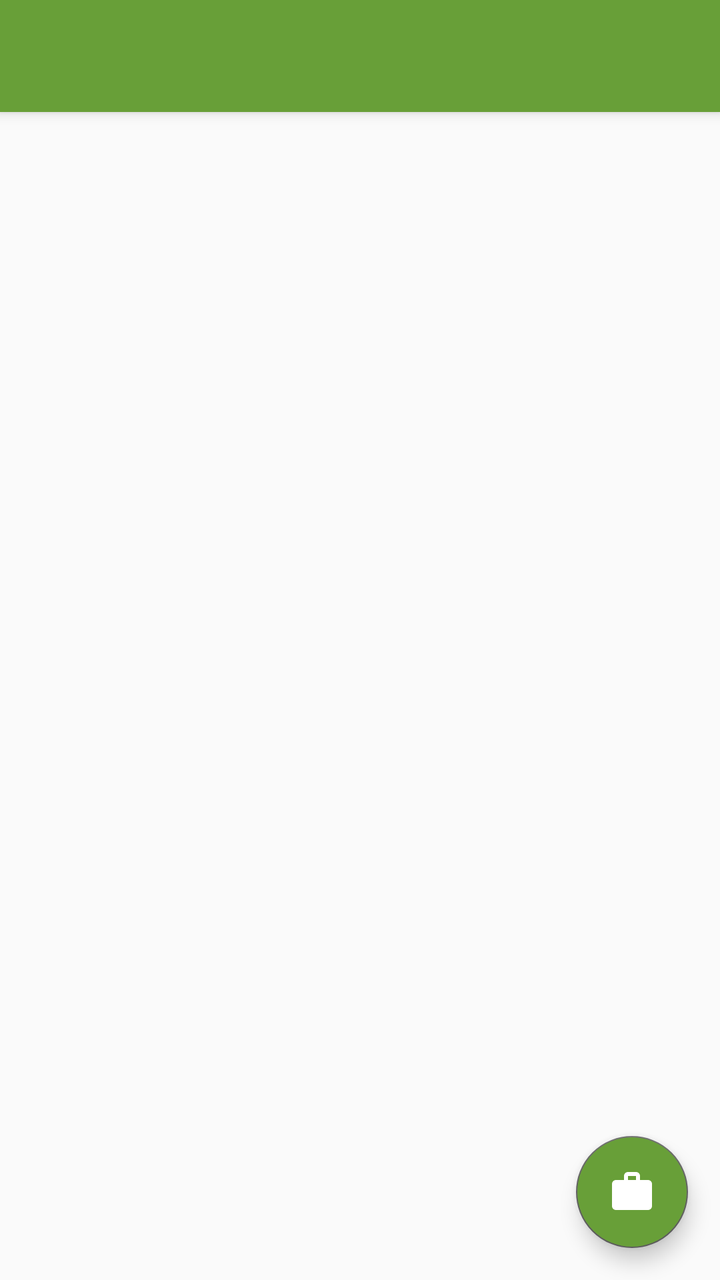
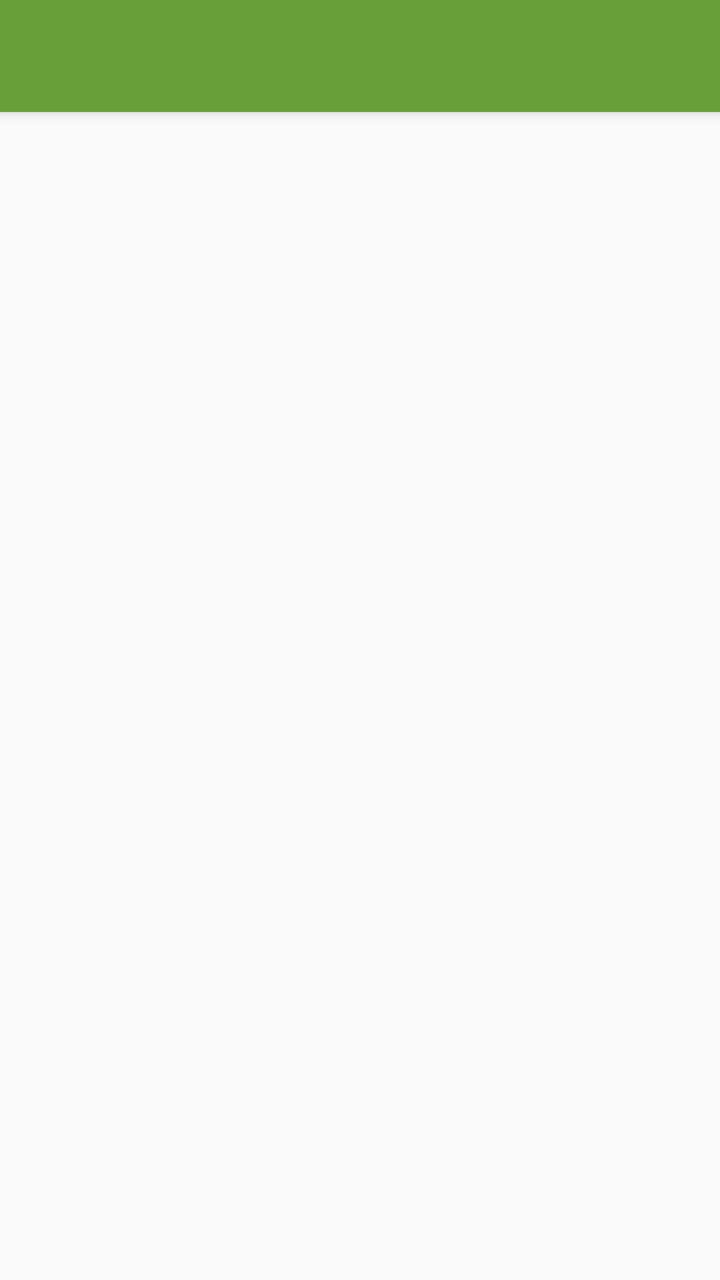

Two renders of the same Android screen: before a commit and after it. Below are the layout's source before the change and the commit's diff.
<!-- AndroidManifest.xml: activity theme AppTheme.NoActionBar -->
<!-- res/layout/activity_stockitem_list.xml -->
<?xml version="1.0" encoding="utf-8"?>
<android.support.design.widget.CoordinatorLayout xmlns:android="http://schemas.android.com/apk/res/android"
    xmlns:app="http://schemas.android.com/apk/res-auto"
    xmlns:tools="http://schemas.android.com/tools"
    android:layout_width="match_parent"
    android:layout_height="match_parent"
    android:fitsSystemWindows="true"
    tools:context=".StockItemListActivity">

    <android.support.design.widget.AppBarLayout
        android:id="@+id/app_bar"
        android:layout_width="match_parent"
        android:layout_height="wrap_content"
        android:theme="@style/AppTheme.AppBarOverlay">

        <android.support.v7.widget.Toolbar
            android:id="@+id/toolbar"
            android:layout_width="match_parent"
            android:layout_height="?attr/actionBarSize"
            app:popupTheme="@style/AppTheme.PopupOverlay" />

    </android.support.design.widget.AppBarLayout>

    <FrameLayout
        android:id="@+id/frameLayout"
        android:layout_width="match_parent"
        android:layout_height="match_parent"
        app:layout_behavior="@string/appbar_scrolling_view_behavior">

        <include layout="@layout/stockitem_list" />
    </FrameLayout>

    <android.support.design.widget.FloatingActionButton
        android:id="@+id/fab"
        android:layout_width="wrap_content"
        android:layout_height="wrap_content"
        android:layout_gravity="bottom|end"
        android:backgroundTint="@color/colorPrimary"
        android:layout_margin="@dimen/fab_margin"
        app:srcCompat="@drawable/ic_work_white_24dp" />


</android.support.design.widget.CoordinatorLayout>
<!-- res/layout/stockitem_list.xml (included above) -->
<?xml version="1.0" encoding="utf-8"?>
<android.support.v7.widget.RecyclerView xmlns:android="http://schemas.android.com/apk/res/android"
    xmlns:app="http://schemas.android.com/apk/res-auto"
    xmlns:tools="http://schemas.android.com/tools"
    android:id="@+id/stockitem_list"
    android:name="invest.com.swapp.StockItemListFragment"
    android:layout_width="match_parent"
    android:layout_height="match_parent"
    android:layout_marginLeft="16dp"
    android:layout_marginRight="16dp"
    app:layoutManager="LinearLayoutManager"
    tools:context=".StockItemListActivity"
    tools:listitem="@layout/stockitem_list_content" />
<!-- res/layout/stockitem_list_content.xml (included above) -->
<?xml version="1.0" encoding="utf-8"?>
<RelativeLayout xmlns:android="http://schemas.android.com/apk/res/android"
    android:layout_width="match_parent"
    android:layout_height="wrap_content">
        <ImageView
            android:layout_width="10dp"
            android:layout_height="10dp"
            android:src="@drawable/sort_up"
            android:id="@+id/indicator"
            android:layout_marginTop="10dp"
            android:layout_marginLeft="10dp"
            android:layout_marginRight="10dp"
            />
        <LinearLayout
            android:layout_width="wrap_content"
            android:layout_height="wrap_content"
            android:orientation="vertical"
            android:layout_toRightOf="@id/indicator"
            android:paddingTop="10dp"
            android:paddingBottom="10dp"
            >
             <TextView
                    android:id="@+id/id_text"
                    android:layout_width="wrap_content"
                    android:layout_height="wrap_content"
                    android:text="Name"
                    android:textAppearance="?attr/textAppearanceListItem"
                 />
            <TextView
                    android:id="@+id/content"
                    android:layout_width="wrap_content"
                    android:layout_height="wrap_content"
                    android:text="symbol"
                    />
        </LinearLayout>
        <TextView
            android:id="@+id/percent"
            android:layout_width="wrap_content"
            android:layout_height="wrap_content"
            android:layout_alignParentRight="true"
            android:layout_marginRight="15dp"
            android:layout_marginTop="10dp"
            android:gravity="right"
            android:text="percent"
        />
 </RelativeLayout>
<!-- resources referenced by this layout -->
<resources>
  <color name="colorPrimary">#689F38</color>
  <dimen name="fab_margin">16dp</dimen>
  <!-- drawable ic_work_white_24dp: png bitmap (drawable-hdpi, 206 bytes) -->
  <!-- drawable sort_up: png bitmap (drawable, 493 bytes) -->
  <style name="AppTheme.AppBarOverlay" parent="ThemeOverlay.AppCompat.Dark.ActionBar" />
  <style name="AppTheme.PopupOverlay" parent="ThemeOverlay.AppCompat.Light" />
  <style name="AppTheme.NoActionBar">
          <item name="windowActionBar">false</item>
          <item name="windowNoTitle">true</item>
      </style>
</resources>

<!-- the commit's change to res/layout/activity_stockitem_list.xml (unified diff, before → after) -->
@@ -6,7 +6,6 @@
     android:layout_height="match_parent"
     android:fitsSystemWindows="true"
     tools:context=".StockItemListActivity">
-
     <android.support.design.widget.AppBarLayout
         android:id="@+id/app_bar"
         android:layout_width="match_parent"
@@ -37,9 +36,9 @@
         android:layout_gravity="bottom|end"
         android:backgroundTint="@color/colorPrimary"
         android:layout_margin="@dimen/fab_margin"
-        app:srcCompat="@drawable/ic_work_white_24dp" />
-
-
+        app:srcCompat="@drawable/ic_work_white_24dp"
+        android:visibility="gone"
+        />
 </android.support.design.widget.CoordinatorLayout>
 <!-- res/layout/stockitem_list.xml (included above) -->
 <?xml version="1.0" encoding="utf-8"?>
